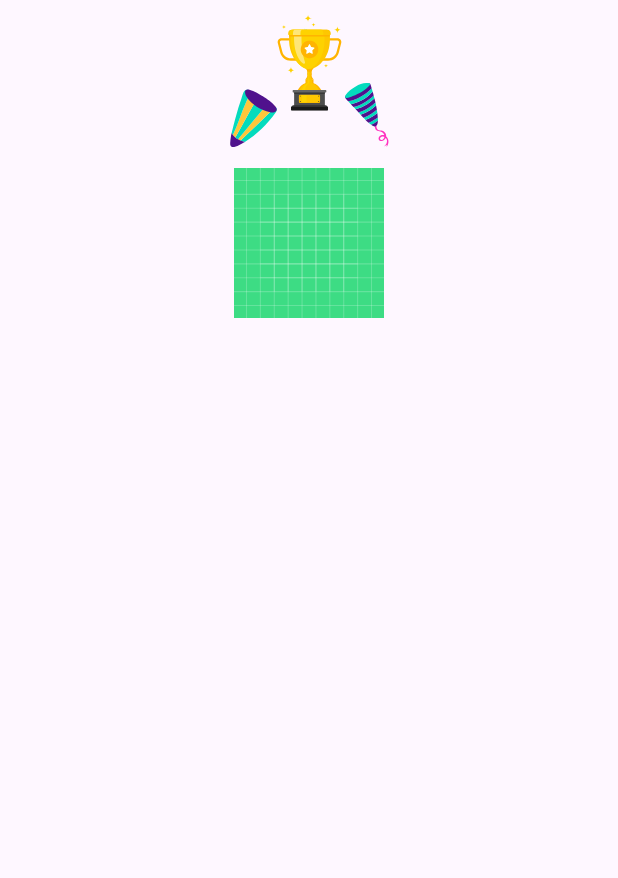
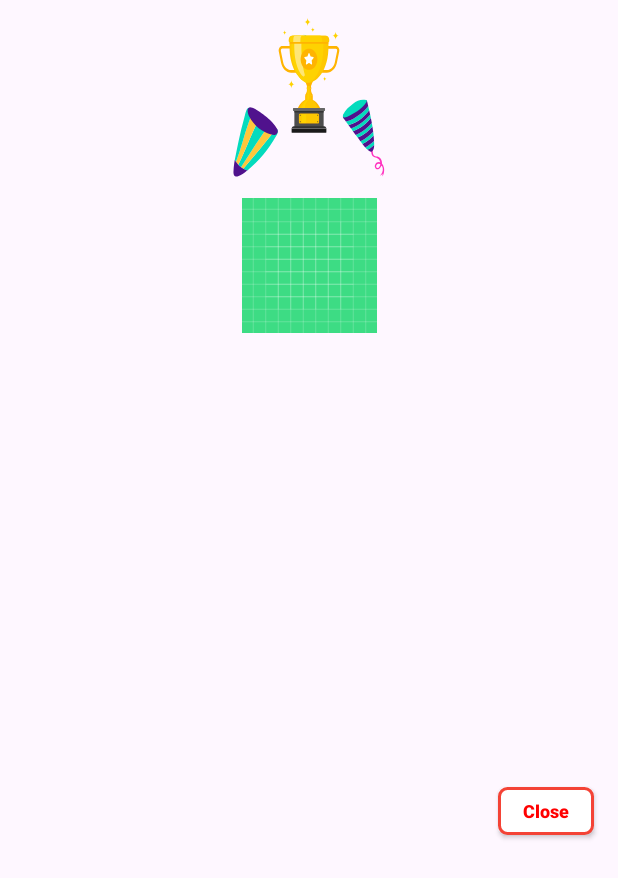
Before and after one commit to kidhood/racing_game_android_studio, an Android app: the layout result_dialog.xml on its own in the app's theme, with its tools: preview values and no code run, on a phone screen of 412 x 824 dp. Shown: the top 878 px of the screen. Run offline under Robolectric (Android 15) with nearby library versions, the phone set to English and light mode, and no system bars.

Commit message:
Style dialog and update sound file

```diff
--- a/app/src/main/res/drawable/win.xml
+++ b/app/src/main/res/drawable/win.xml
@@ -1,6 +1,6 @@
 <vector xmlns:android="http://schemas.android.com/apk/res/android"
-    android:width="210dp"
-    android:height="100dp"
+    android:width="200dp"
+    android:height="120dp"
     android:viewportWidth="2280"
     android:viewportHeight="1080">
   <path
--- a/app/src/main/res/layout/result_dialog.xml
+++ b/app/src/main/res/layout/result_dialog.xml
@@ -21,17 +21,17 @@
         android:layout_width="match_parent"
         android:layout_height="wrap_content"
         android:layout_marginTop="12dp"
+        android:gravity="center"
         android:paddingBottom="16dp"
         android:text=""
-        android:gravity="center"
         app:layout_constraintEnd_toEndOf="parent"
         app:layout_constraintStart_toStartOf="parent"
         app:layout_constraintTop_toBottomOf="@+id/winner_image" />
 
     <ImageView
         android:id="@+id/winner_image"
-        android:layout_width="100dp"
-        android:layout_height="100dp"
+        android:layout_width="90dp"
+        android:layout_height="90dp"
         android:layout_gravity="center_horizontal"
         android:layout_marginTop="12dp"
         android:src="@drawable/ic_launcher_background"
@@ -40,4 +40,21 @@
         app:layout_constraintStart_toStartOf="parent"
         app:layout_constraintTop_toBottomOf="@+id/trophyImage" />
 
+    <androidx.appcompat.widget.AppCompatButton
+        android:id="@+id/close"
+        android:layout_width="64dp"
+        android:layout_height="32dp"
+        android:layout_marginEnd="16dp"
+        android:layout_marginBottom="12dp"
+        android:background="@drawable/reset_button"
+        android:text="Close"
+        android:textAllCaps="false"
+        android:textColor="#FF0000"
+        android:textSize="12sp"
+        android:textStyle="bold"
+        app:layout_constraintBottom_toBottomOf="parent"
+        app:layout_constraintEnd_toEndOf="parent"
+        app:layout_constraintTop_toBottomOf="@+id/message" />
+
+
 </androidx.constraintlayout.widget.ConstraintLayout>
--- a/app/src/main/res/values/result_dialog.xml
+++ b/app/src/main/res/values/result_dialog.xml
@@ -1,7 +1,7 @@
 <?xml version="1.0" encoding="utf-8"?>
 <resources>
     <style name="ResultDialogTheme" parent="@style/Theme.MaterialComponents.Light.Dialog">
-        <item name="android:windowBackground">#00BCD4</item>
+        <item name="android:windowBackground">#9ED4E8</item>
         <item name="android:windowMinWidthMajor">420dp</item>
     </style>
 </resources>
```
Also changed, not shown: app/src/main/java/com/fu/duckracing/MainActivity.java (+11 -6 lines), 1 other file.
